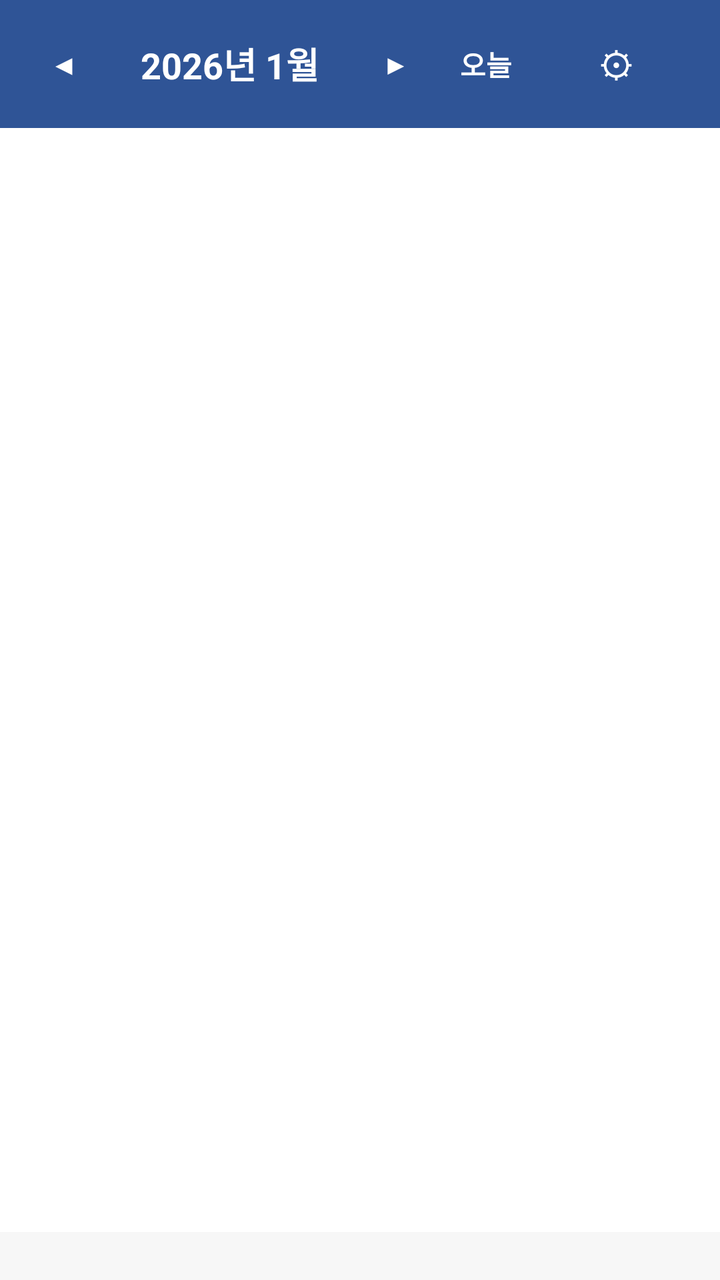
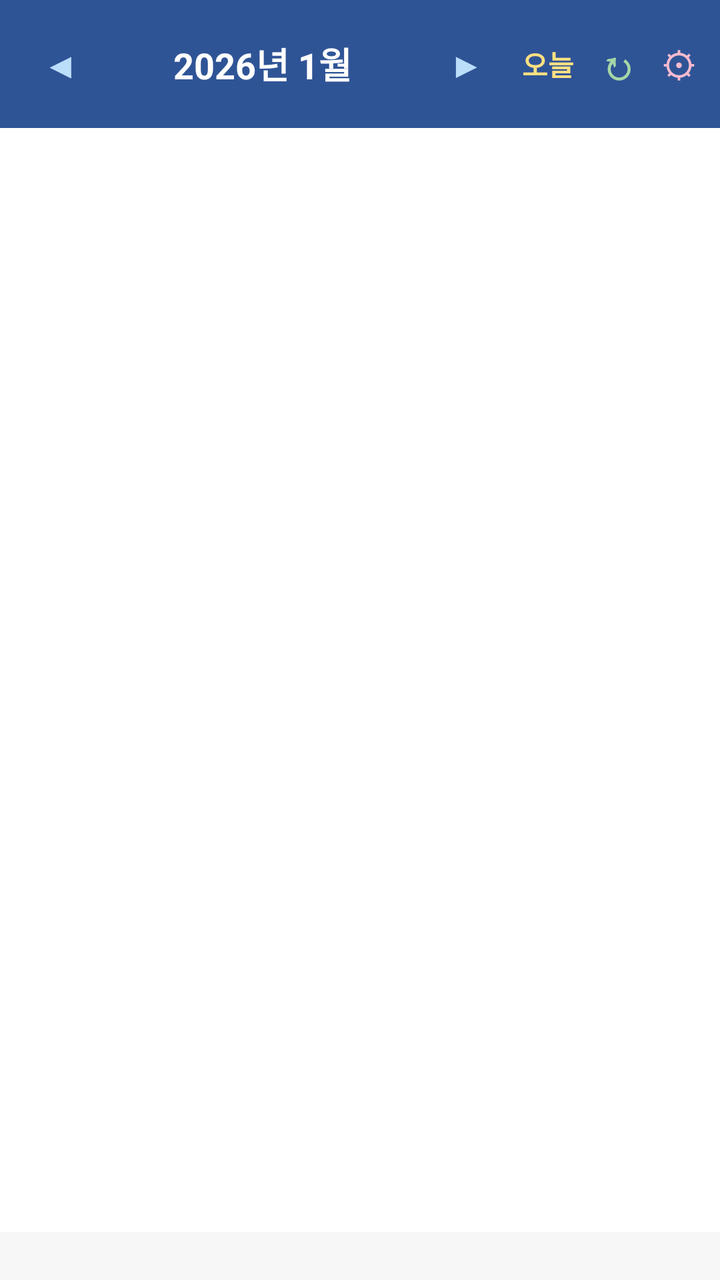

Two renders of the same Android screen: before a commit and after it. Below are the layout's source before the change and the commit's diff.
<!-- AndroidManifest.xml: application theme Theme.OvertimeCalendar -->
<!-- res/layout/activity_main.xml -->
<?xml version="1.0" encoding="utf-8"?>
<LinearLayout xmlns:android="http://schemas.android.com/apk/res/android"
    android:layout_width="match_parent"
    android:layout_height="match_parent"
    android:orientation="vertical"
    android:background="@color/bg">

    
    <LinearLayout
        android:layout_width="match_parent"
        android:layout_height="wrap_content"
        android:background="@color/primary"
        android:gravity="center_vertical"
        android:orientation="horizontal"
        android:padding="8dp">

        <Button
            android:id="@+id/btnPrev"
            android:layout_width="48dp"
            android:layout_height="48dp"
            android:text="@string/prev_month"
            android:textColor="@color/on_primary"
            style="?android:attr/borderlessButtonStyle"/>

        <TextView
            android:id="@+id/tvMonthTitle"
            android:layout_width="0dp"
            android:layout_height="wrap_content"
            android:layout_weight="1"
            android:gravity="center"
            android:text="2026년 1월"
            android:textColor="@color/on_primary"
            android:textSize="18sp"
            android:textStyle="bold"/>

        <Button
            android:id="@+id/btnNext"
            android:layout_width="48dp"
            android:layout_height="48dp"
            android:text="@string/next_month"
            android:textColor="@color/on_primary"
            style="?android:attr/borderlessButtonStyle"/>

        <Button
            android:id="@+id/btnToday"
            android:layout_width="wrap_content"
            android:layout_height="48dp"
            android:text="오늘"
            android:textColor="@color/on_primary"
            android:textSize="14sp"
            android:textStyle="bold"
            android:minWidth="0dp"
            android:paddingLeft="8dp"
            android:paddingRight="8dp"
            style="?android:attr/borderlessButtonStyle"/>

        <Button
            android:id="@+id/btnSettings"
            android:layout_width="wrap_content"
            android:layout_height="48dp"
            android:text="⚙"
            android:textColor="@color/on_primary"
            android:textSize="18sp"
            style="?android:attr/borderlessButtonStyle"/>
    </LinearLayout>

    
    <LinearLayout
        android:id="@+id/weekdayHeader"
        android:layout_width="match_parent"
        android:layout_height="wrap_content"
        android:orientation="horizontal"
        android:background="#F2F2F2"/>

    
    <androidx.recyclerview.widget.RecyclerView
        android:id="@+id/recyclerCalendar"
        android:layout_width="match_parent"
        android:layout_height="0dp"
        android:layout_weight="1"/>

    
    <LinearLayout
        android:id="@+id/sumContainer"
        android:layout_width="match_parent"
        android:layout_height="wrap_content"
        android:orientation="horizontal"
        android:background="#F7F7F7"
        android:padding="12dp"/>
</LinearLayout>
<!-- resources referenced by this layout -->
<resources>
  <color name="bg">#FFFFFF</color>
  <color name="on_primary">#FFFFFF</color>
  <color name="primary">#2F5496</color>
  <string name="next_month">▶</string>
  <string name="prev_month">◀</string>
  <style name="Theme.OvertimeCalendar" parent="Theme.MaterialComponents.Light.NoActionBar">
          <item name="colorPrimary">@color/primary</item>
          <item name="colorPrimaryDark">@color/primary_dark</item>
          <item name="colorOnPrimary">@color/on_primary</item>
          <item name="android:windowBackground">@color/bg</item>
      </style>
  <color name="primary_dark">#1F3A6E</color>
</resources>

<!-- the commit's change to res/layout/activity_main.xml (unified diff, before → after) -->
@@ -16,10 +16,12 @@
 
         <Button
             android:id="@+id/btnPrev"
-            android:layout_width="48dp"
+            android:layout_width="44dp"
             android:layout_height="48dp"
             android:text="@string/prev_month"
-            android:textColor="@color/on_primary"
+            android:textColor="@color/topbar_nav"
+            android:textSize="18sp"
+            android:minWidth="0dp"
             style="?android:attr/borderlessButtonStyle"/>
 
         <TextView
@@ -35,10 +37,12 @@
 
         <Button
             android:id="@+id/btnNext"
-            android:layout_width="48dp"
+            android:layout_width="44dp"
             android:layout_height="48dp"
             android:text="@string/next_month"
-            android:textColor="@color/on_primary"
+            android:textColor="@color/topbar_nav"
+            android:textSize="18sp"
+            android:minWidth="0dp"
             style="?android:attr/borderlessButtonStyle"/>
 
         <Button
@@ -46,12 +50,25 @@
             android:layout_width="wrap_content"
             android:layout_height="48dp"
             android:text="오늘"
-            android:textColor="@color/on_primary"
+            android:textColor="@color/topbar_today"
             android:textSize="14sp"
             android:textStyle="bold"
             android:minWidth="0dp"
-            android:paddingLeft="8dp"
-            android:paddingRight="8dp"
+            android:paddingLeft="6dp"
+            android:paddingRight="6dp"
+            style="?android:attr/borderlessButtonStyle"/>
+
+        <Button
+            android:id="@+id/btnRefresh"
+            android:layout_width="wrap_content"
+            android:layout_height="48dp"
+            android:text="↻"
+            android:textColor="@color/topbar_refresh"
+            android:textSize="20sp"
+            android:textStyle="bold"
+            android:minWidth="0dp"
+            android:paddingLeft="6dp"
+            android:paddingRight="6dp"
             style="?android:attr/borderlessButtonStyle"/>
 
         <Button
@@ -59,8 +76,11 @@
             android:layout_width="wrap_content"
             android:layout_height="48dp"
             android:text="⚙"
-            android:textColor="@color/on_primary"
+            android:textColor="@color/topbar_settings"
             android:textSize="18sp"
+            android:minWidth="0dp"
+            android:paddingLeft="6dp"
+            android:paddingRight="4dp"
             style="?android:attr/borderlessButtonStyle"/>
     </LinearLayout>
 
<!-- resource entries referenced after the edit -->
@@ -3,6 +3,10 @@
   <color name="bg">#FFFFFF</color>
   <color name="on_primary">#FFFFFF</color>
   <color name="primary">#2F5496</color>
+  <color name="topbar_nav">#BBDEFB</color>
+  <color name="topbar_refresh">#A5D6A7</color>
+  <color name="topbar_settings">#F8BBD0</color>
+  <color name="topbar_today">#FFE082</color>
   <string name="next_month">▶</string>
   <string name="prev_month">◀</string>
   <style name="Theme.OvertimeCalendar" parent="Theme.MaterialComponents.Light.NoActionBar">
